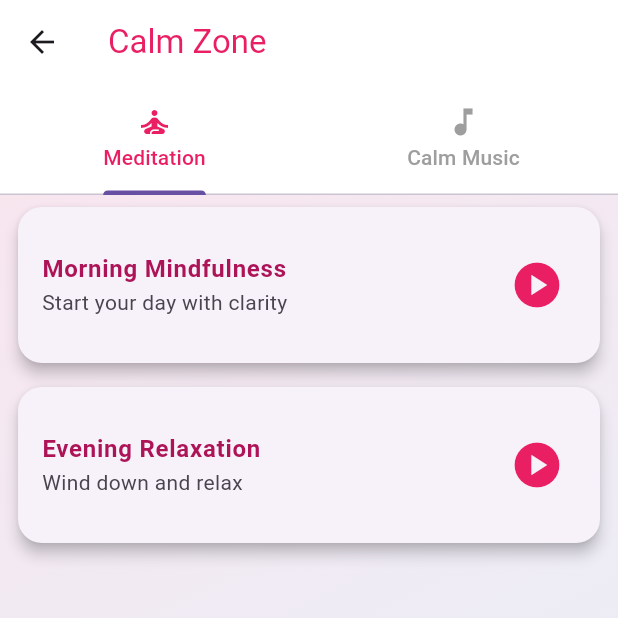
After one commit to PritiMJadhav/FemAura, a Flutter app: the HomeScreen screen opened by its route, after a tap on "Explore", on a phone screen of 412 x 824 dp, the top half of it. The commit adds this screen. Run offline on Flutter 3.47's test engine with Material 3 defaults, Android fonts, the phone set to English and light mode, and no system bars; our stand-ins replace audioplayers, shared_preferences; accounts and stored records are empty.

Commit message:
Add CalmZonePage navigation to HomeScreen

```diff
--- /dev/null
+++ b/frontend/lib/calm_zone.dart
@@ -0,0 +1,140 @@
+import 'package:flutter/material.dart';
+import 'package:audioplayers/audioplayers.dart';
+
+class CalmZonePage extends StatefulWidget {
+  @override
+  _CalmZonePageState createState() => _CalmZonePageState();
+}
+
+class _CalmZonePageState extends State<CalmZonePage>
+    with SingleTickerProviderStateMixin {
+  final AudioPlayer _audioPlayer = AudioPlayer();
+  String _currentlyPlaying = '';
+  bool _isPlaying = false;
+
+  late AnimationController _animationController;
+  late Animation<Color?> _colorAnimation1;
+  late Animation<Color?> _colorAnimation2;
+
+  @override
+  void initState() {
+    super.initState();
+
+    _animationController =
+        AnimationController(vsync: this, duration: Duration(seconds: 8))
+          ..repeat(reverse: true);
+
+    _colorAnimation1 = ColorTween(
+      begin: Colors.pink.shade50,
+      end: Colors.purple.shade50,
+    ).animate(_animationController);
+
+    _colorAnimation2 = ColorTween(
+      begin: Colors.blue.shade50,
+      end: Colors.teal.shade50,
+    ).animate(_animationController);
+  }
+
+  Future<void> _playAudio(String fileName) async {
+    if (_currentlyPlaying == fileName && _isPlaying) {
+      await _audioPlayer.pause();
+      setState(() => _isPlaying = false);
+    } else {
+      await _audioPlayer.play(AssetSource('audio/$fileName'));
+      setState(() {
+        _currentlyPlaying = fileName;
+        _isPlaying = true;
+      });
+    }
+  }
+
+  @override
+  void dispose() {
+    _audioPlayer.dispose();
+    _animationController.dispose();
+    super.dispose();
+  }
+
+  Widget _buildTrackCard(String title, String description, String fileName) {
+    bool isPlaying = _currentlyPlaying == fileName && _isPlaying;
+
+    return Card(
+      shape: RoundedRectangleBorder(borderRadius: BorderRadius.circular(16)),
+      elevation: 4,
+      margin: EdgeInsets.symmetric(vertical: 8, horizontal: 12),
+      child: ListTile(
+        contentPadding: EdgeInsets.all(16),
+        title: Text(title,
+            style: TextStyle(
+                fontWeight: FontWeight.bold, color: Colors.pink.shade800)),
+        subtitle: Text(description),
+        trailing: IconButton(
+          icon: Icon(isPlaying ? Icons.pause_circle : Icons.play_circle,
+              color: Colors.pink, size: 36),
+          onPressed: () => _playAudio(fileName),
+        ),
+      ),
+    );
+  }
+
+  @override
+  Widget build(BuildContext context) {
+    return AnimatedBuilder(
+      animation: _animationController,
+      builder: (context, _) {
+        return Container(
+          decoration: BoxDecoration(
+            gradient: LinearGradient(
+              colors: [
+                _colorAnimation1.value ?? Colors.pink.shade50,
+                _colorAnimation2.value ?? Colors.blue.shade50,
+              ],
+              begin: Alignment.topLeft,
+              end: Alignment.bottomRight,
+            ),
+          ),
+          child: DefaultTabController(
+            length: 2,
+            child: Scaffold(
+              backgroundColor: Colors.transparent,
+              appBar: AppBar(
+                title: Text('Calm Zone', style: TextStyle(color: Colors.pink)),
+                backgroundColor: Colors.white,
+                bottom: TabBar(
+                  labelColor: Colors.pink,
+                  unselectedLabelColor: Colors.grey,
+                  tabs: [
+                    Tab(icon: Icon(Icons.self_improvement), text: 'Meditation'),
+                    Tab(icon: Icon(Icons.music_note), text: 'Calm Music'),
+                  ],
+                ),
+              ),
+              body: TabBarView(
+                children: [
+                  // Meditation Tab
+                  ListView(
+                    children: [
+                      _buildTrackCard("Morning Mindfulness",
+                          "Start your day with clarity", "meditation1.mp3"),
+                      _buildTrackCard("Evening Relaxation",
+                          "Wind down and relax", "meditation2.mp3"),
+                    ],
+                  ),
+                  // Calm Music Tab
+                  ListView(
+                    children: [
+                      _buildTrackCard("Ocean Waves",
+                          "Gentle ocean sounds for deep relaxation", "music1.mp3"),
+                      _buildTrackCard("Rain & Thunder",
+                          "Soothing rain with distant thunder", "music2.mp3"),
+                    ],
+                  ),
+                ],
+              ),
+            ),
+          ),
+        );
+      },
+    );
+  }
+}
--- a/frontend/lib/home_screen.dart
+++ b/frontend/lib/home_screen.dart
@@ -1,5 +1,6 @@
 import 'dart:async';
 import 'package:flutter/material.dart';
+import 'package:frontend/calm_zone.dart';
 import 'package:frontend/period_tracker.dart';
 
 class HomeScreen extends StatefulWidget {
@@ -129,6 +130,13 @@ class _HomeScreenState extends State<HomeScreen> {
                   gradientColors: [Color(0xFFC6B8DC), Color(0xFF8678B2)],
                   buttonColor: Color(0xFF8678B2),
                   buttonText: 'Explore',
+                  onTap: () {
+                    Navigator.push(
+                      context,
+                      MaterialPageRoute(builder: (context) =>  CalmZonePage()),
+                    );
+                  },
+
                 ),
                 _wellnessCard(
                   title: 'Pregnancy',
```
